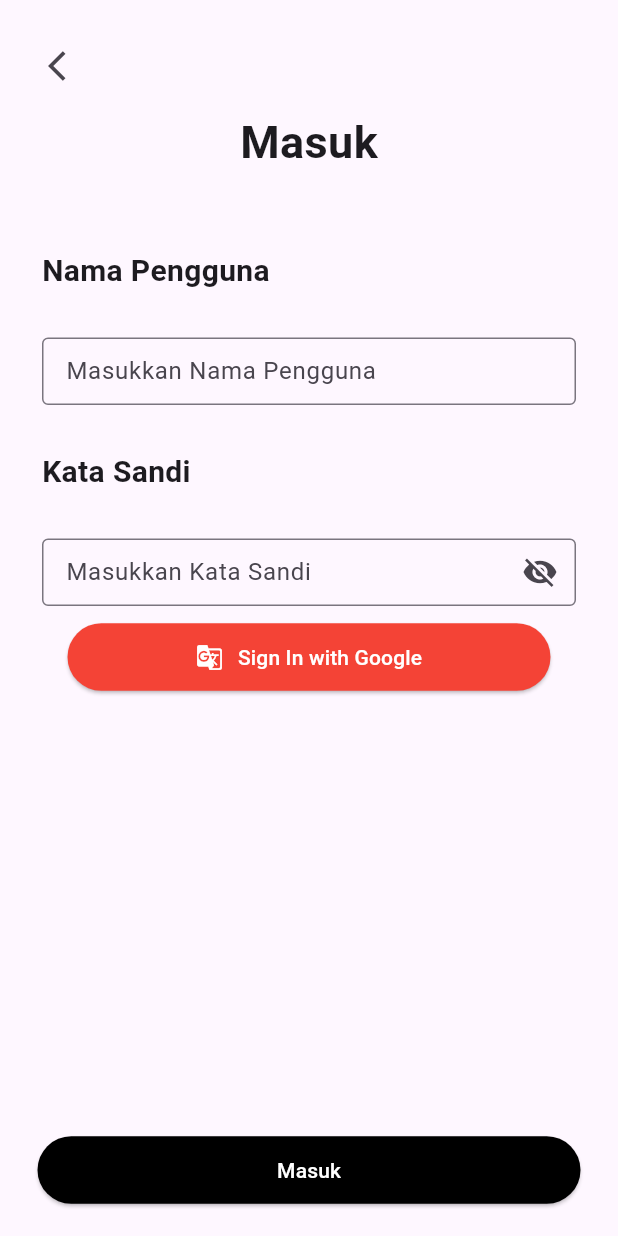
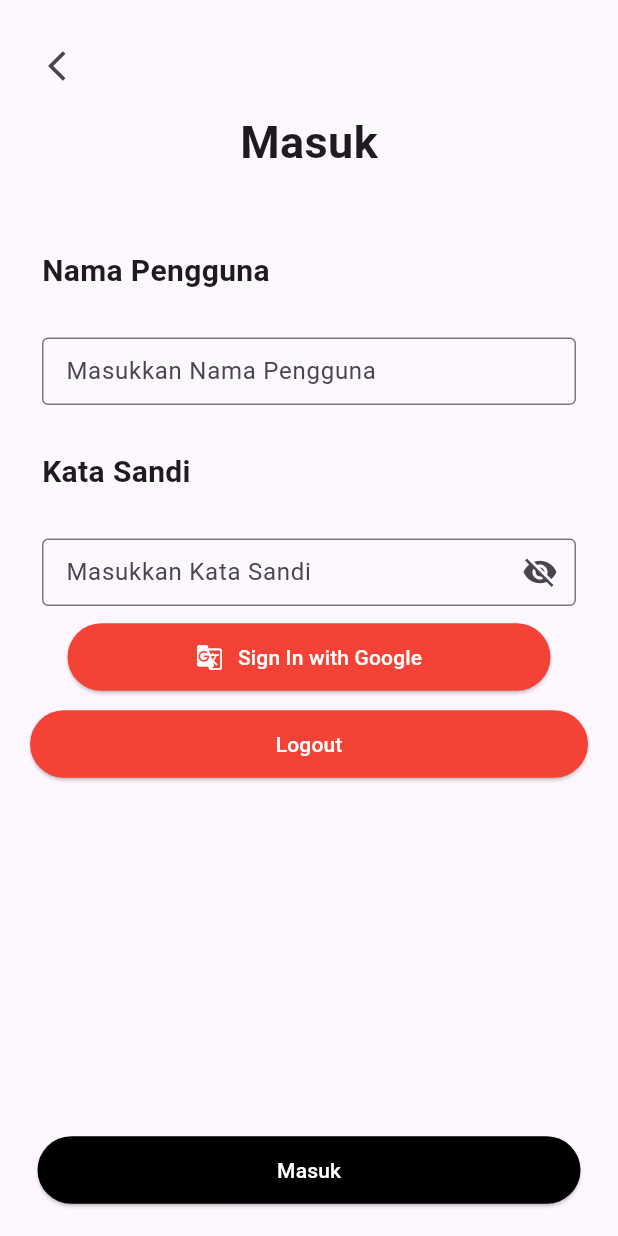
Before and after one commit to tiyosptr/mobile_studio_gallery, a Flutter app: the LoginPage screen opened directly, on a phone screen of 412 x 824 dp. Run offline on Flutter 3.47's test engine with Material 2 defaults, Android fonts, the phone set to English and light mode, and no system bars; our stand-ins replace carousel_slider, firebase_auth, firebase_core, google_sign_in; accounts and stored records are empty.

Commit message:
Fungsi Logout

```diff
--- a/lib/login/login_page.dart
+++ b/lib/login/login_page.dart
@@ -47,6 +47,18 @@ class _LoginPageState extends State<LoginPage> {
     // Once signed in, return the UserCredential
     return await FirebaseAuth.instance.signInWithCredential(credential);
   }
+
+  //fungsi logout start
+  Future<void> _logout() async {
+    try {
+      await FirebaseAuth.instance.signOut();
+      print("User berhasil logout"); // Pesan debug
+      await GoogleSignIn().signOut();
+    } catch (e) {
+      print("Gagal logout: $e"); // Pesan debug jika terjadi kesalahan
+    }
+  }
+  //fungsi logout end
 
   bool _isPasswordVisible = false;
 
@@ -158,7 +170,8 @@ class _LoginPageState extends State<LoginPage> {
                         margin: const EdgeInsets.symmetric(
                             horizontal: 25.0, vertical: 10.0),
                         child: ElevatedButton(
-                          onPressed: () {
+                          onPressed: () async {
+                            await GoogleSignIn().signOut();
                             signInWithGoogle();
                           },
                           style: ButtonStyle(
@@ -196,6 +209,34 @@ class _LoginPageState extends State<LoginPage> {
                           ),
                         ),
                       ), //signin dengan google
+                      //logout start
+                      ElevatedButton(
+                        onPressed: () async {
+                          await _logout(); // Panggil fungsi logout saat tombol keluar ditekan
+                        },
+                        style: ButtonStyle(
+                          backgroundColor:
+                              MaterialStateProperty.all<Color>(Colors.red),
+                          shape:
+                              MaterialStateProperty.all<RoundedRectangleBorder>(
+                            RoundedRectangleBorder(
+                              borderRadius: BorderRadius.circular(200.0),
+                            ),
+                          ),
+                        ),
+                        child: const SizedBox(
+                          height: 45.0,
+                          width: double.infinity,
+                          child: Center(
+                            child: Text(
+                              'Logout',
+                              style: TextStyle(
+                                color: Colors.white,
+                              ),
+                            ),
+                          ),
+                        ),
+                      ), //logout end
                     ],
                   ),
                 ),
```
